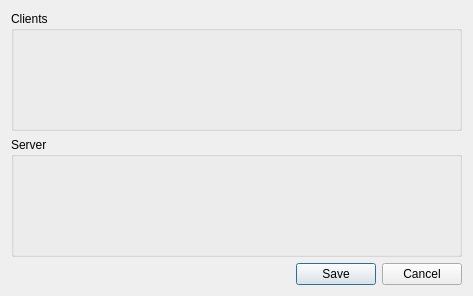
Above: src/views/dialogs/settingsdialog.ui from Filan-glitch/NetSim before the change. Below: the same form after it.
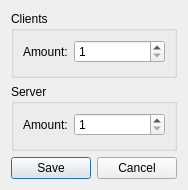
That is the form after the change.

The edit to the form file:
```diff
--- a/src/views/dialogs/settingsdialog.ui
+++ b/src/views/dialogs/settingsdialog.ui
@@ -6,8 +6,8 @@
    <rect>
     <x>0</x>
     <y>0</y>
-    <width>473</width>
-    <height>296</height>
+    <width>184</width>
+    <height>190</height>
    </rect>
   </property>
   <property name="windowTitle">
@@ -19,6 +19,25 @@
      <property name="title">
       <string>Clients</string>
      </property>
+     <layout class="QFormLayout" name="formLayout_2">
+      <item row="0" column="0">
+       <widget class="QLabel" name="clientAmountLabel">
+        <property name="text">
+         <string>Amount:</string>
+        </property>
+       </widget>
+      </item>
+      <item row="0" column="1">
+       <widget class="QSpinBox" name="clientsSpinBox">
+        <property name="minimum">
+         <number>1</number>
+        </property>
+        <property name="maximum">
+         <number>5</number>
+        </property>
+       </widget>
+      </item>
+     </layout>
     </widget>
    </item>
    <item>
@@ -26,6 +45,25 @@
      <property name="title">
       <string>Server</string>
      </property>
+     <layout class="QFormLayout" name="formLayout">
+      <item row="0" column="0">
+       <widget class="QLabel" name="serverAmountLabel">
+        <property name="text">
+         <string>Amount:</string>
+        </property>
+       </widget>
+      </item>
+      <item row="0" column="1">
+       <widget class="QSpinBox" name="serverSpinBox">
+        <property name="minimum">
+         <number>1</number>
+        </property>
+        <property name="maximum">
+         <number>5</number>
+        </property>
+       </widget>
+      </item>
+     </layout>
     </widget>
    </item>
    <item>
```
